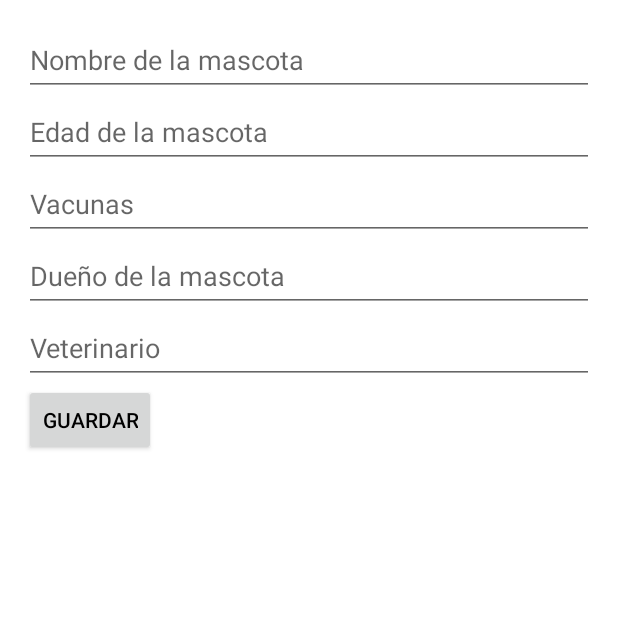
After one commit to Stivenjpa/AppAndroid, an Android app built with Jetpack Compose: the fragment PetsClinic placed in its activity, on a phone screen of 412 x 824 dp, the top half of it. The commit adds this screen. Run offline under Robolectric (Android 15) with nearby library versions, the phone set to English and light mode, and no system bars; our stand-ins replace Firebase (no records; nobody signed in at launch, a user with empty details on screens opened directly).

Commit message:
Tarjetas de mascotas
Se agregan dos actividades para gestionar las tarjetas de mascota, una que las muestra y otra que permite editar los datos, se crea un fragment para las tarjetas y un adaptador para traer la lista de mascotas usando recycler view

```diff
--- a/app/build.gradle.kts
+++ b/app/build.gradle.kts
@@ -48,6 +48,9 @@ dependencies {
     implementation(platform(libs.firebase.bom))
     implementation("com.google.firebase:firebase-analytics")
     implementation ("androidx.constraintlayout:constraintlayout:2.2.1")
+    implementation ("com.github.bumptech.glide:glide:4.15.1")
+    implementation ("androidx.recyclerview:recyclerview:1.3.1")
+    implementation ("androidx.cardview:cardview:1.0.0")
     implementation(libs.firebase.auth.ktx)
     implementation(libs.androidx.core.ktx)
     implementation(libs.androidx.lifecycle.runtime.ktx)
--- a/app/src/main/AndroidManifest.xml
+++ b/app/src/main/AndroidManifest.xml
@@ -26,6 +26,7 @@
         <activity android:name=".Bienvenida" />
         <activity android:name=".FormPets"
             android:theme="@style/Theme.AppCompat.Light"/>
+        <activity android:name=".PetsTar" />
     </application>
 
 </manifest>
--- /dev/null
+++ b/app/src/main/java/com/example/appandroid/PetsClinic.kt
@@ -0,0 +1,110 @@
+package com.example.appandroid
+
+import android.os.Bundle
+import android.view.LayoutInflater
+import android.view.View
+import android.view.ViewGroup
+import android.widget.Button
+import android.widget.EditText
+import android.widget.Toast
+import androidx.fragment.app.Fragment
+import com.google.firebase.firestore.FirebaseFirestore
+
+class PetsClinic : Fragment() {
+
+    private lateinit var nombreEdit: EditText
+    private lateinit var edadEdit: EditText
+    private lateinit var vacunasEdit: EditText
+    private lateinit var duenoEdit: EditText
+    private lateinit var veterinarioEdit: EditText
+    private lateinit var guardarBtn: Button
+
+    private val db = FirebaseFirestore.getInstance()
+
+    private lateinit var mascotaId: String
+
+    // Nuevo método para crear una nueva instancia del fragmento con el id de la mascota
+    companion object {
+        fun newInstance(mascotaId: String): PetsClinic {
+            val fragment = PetsClinic()
+            val args = Bundle()
+            args.putString("mascotaId", mascotaId)
+            fragment.arguments = args
+            return fragment
+        }
+    }
+
+    override fun onCreateView(
+        inflater: LayoutInflater, container: ViewGroup?,
+        savedInstanceState: Bundle?
+    ): View? {
+        val view = inflater.inflate(R.layout.fragment_pets_clinic, container, false)
+
+        // Obtener el ID de la mascota desde los argumentos
+        mascotaId = arguments?.getString("mascotaId") ?: ""
+
+        // Inicializamos los componentes del formulario
+        nombreEdit = view.findViewById(R.id.editNombre)
+        edadEdit = view.findViewById(R.id.editEdad)
+        vacunasEdit = view.findViewById(R.id.editVacunas)
+        duenoEdit = view.findViewById(R.id.editDueno)
+        veterinarioEdit = view.findViewById(R.id.editVeterinario)
+        guardarBtn = view.findViewById(R.id.btnGuardar)
+
+        // Cargar los datos de la mascota
+        cargarMascota()
+
+        // Configurar el botón de guardar
+        guardarBtn.setOnClickListener {
+            actualizarMascota()
+        }
+
+        return view
+    }
+
+    private fun cargarMascota() {
+        // Obtener los datos de la mascota desde Firestore
+        db.collection("mascotas").document(mascotaId)
+            .get()
+            .addOnSuccessListener { document ->
+                if (document.exists()) {
+                    // Mapear los datos a las vistas
+                    val mascota = document.toObject(Pet::class.java)
+                    mascota?.let {
+                        nombreEdit.setText(it.nombreMascota)
+                        edadEdit.setText(it.edadMascota.toString())
+                        vacunasEdit.setText(it.vacunas)
+                        duenoEdit.setText(it.nombreDueno)
+                        veterinarioEdit.setText(it.nombreVeterinario)
+                    }
+                } else {
+                    Toast.makeText(requireContext(), "Mascota no encontrada", Toast.LENGTH_SHORT).show()
+                }
+            }
+            .addOnFailureListener { exception ->
+                Toast.makeText(requireContext(), "Error al cargar datos: ${exception.message}", Toast.LENGTH_SHORT).show()
+            }
+    }
+
+    private fun actualizarMascota() {
+        // Crear un mapa con los datos actualizados de la mascota
+        val updatedMascota = hashMapOf(
+            "nombreMascota" to nombreEdit.text.toString(),
+            "edadMascota" to edadEdit.text.toString().toInt(),
+            "vacunas" to vacunasEdit.text.toString(),
+            "nombreDueno" to duenoEdit.text.toString(),
+            "nombreVeterinario" to veterinarioEdit.text.toString()
+        )
+
+        // Actualizar los datos en Firestore
+        db.collection("mascotas").document(mascotaId)
+            .set(updatedMascota)
+            .addOnSuccessListener {
+                Toast.makeText(requireContext(), "Mascota actualizada", Toast.LENGTH_SHORT).show()
+                parentFragmentManager.popBackStack() // Regresar al fragment anterior
+            }
+            .addOnFailureListener { exception ->
+                Toast.makeText(requireContext(), "Error al actualizar: ${exception.message}", Toast.LENGTH_SHORT).show()
+            }
+    }
+}
--- /dev/null
+++ b/app/src/main/java/com/example/appandroid/PetsFragment.kt
@@ -0,0 +1,60 @@
+package com.example.appandroid
+
+import android.os.Bundle
+import android.util.Log
+import android.view.LayoutInflater
+import android.view.View
+import android.view.ViewGroup
+import androidx.fragment.app.Fragment
+import androidx.recyclerview.widget.LinearLayoutManager
+import androidx.recyclerview.widget.RecyclerView
+import com.google.firebase.firestore.FirebaseFirestore
+
+class PetsFragment : Fragment() {
+    private lateinit var recyclerView: RecyclerView
+    private lateinit var adapter: PetsAdapter
+    private val db = FirebaseFirestore.getInstance()
+
+    override fun onCreateView(
+        inflater: LayoutInflater, container: ViewGroup?,
+        savedInstanceState: Bundle?
+    ): View? {
+        val view = inflater.inflate(R.layout.fragment_pets, container, false)
+        recyclerView = view.findViewById(R.id.recyclerViewMascotas)
+        recyclerView.layoutManager = LinearLayoutManager(requireContext())
+
+        cargarMascotas()
+
+        return view
+    }
+
+    private fun cargarMascotas() {
+        db.collection("mascotas") // Asegúrate de que este nombre de colección sea correcto
+            .get()
+            .addOnSuccessListener { result ->
+                val mascotasList = mutableListOf<Pet>()
+                for (document in result) {
+                    // Convierte el documento a un objeto de la clase Pet
+                    val mascota = document.toObject(Pet::class.java)
+                    mascota.mascotaId = document.id  // Asigna el id del documento al campo mascotaId
+                    mascotasList.add(mascota)
+                }
+
+                // Configura el adaptador para el RecyclerView
+                adapter = PetsAdapter(mascotasList) { mascota ->
+                    // Cuando se selecciona una mascota, abre el fragmento de edición
+                    val fragment = PetsClinic.newInstance(mascota.mascotaId)  // Usa mascotaId aquí
+                    parentFragmentManager.beginTransaction()
+                        .replace(R.id.fragment_mascotas, fragment) // Asegúrate de que este ID sea el correcto
+                        .addToBackStack(null)
+                        .commit()
+                }
+
+                // Establece el adaptador en el RecyclerView
+                recyclerView.adapter = adapter
+            }
+            .addOnFailureListener { e ->
+                Log.e("MascotasFragment", "Error al cargar mascotas", e)
+            }
+    }
+}
--- /dev/null
+++ b/app/src/main/java/com/example/appandroid/PetsTar.kt
@@ -0,0 +1,21 @@
+package com.example.appandroid
+
+import android.os.Bundle
+import androidx.appcompat.app.AppCompatActivity
+import androidx.fragment.app.FragmentTransaction
+
+class PetsTar : AppCompatActivity() {
+
+
+    override fun onCreate(savedInstanceState: Bundle?) {
+        super.onCreate(savedInstanceState)
+        setContentView(R.layout.layout_petstar)
+
+        // Verifica si el fragmento no está agregado
+        if (savedInstanceState == null) {
+            val fragmentTransaction: FragmentTransaction = supportFragmentManager.beginTransaction()
+            fragmentTransaction.replace(R.id.fragment_mascotas, PetsFragment()) // Asume que fragment_container es el contenedor
+            fragmentTransaction.commit()
+        }
+    }
+}
--- /dev/null
+++ b/app/src/main/res/layout/fragment_pets_clinic.xml
@@ -0,0 +1,49 @@
+<?xml version="1.0" encoding="utf-8"?>
+<LinearLayout xmlns:android="http://schemas.android.com/apk/res/android"
+    android:layout_width="match_parent"
+    android:layout_height="match_parent"
+    android:orientation="vertical"
+    android:padding="16dp">
+
+    <EditText
+        android:id="@+id/editNombre"
+        android:layout_width="match_parent"
+        android:layout_height="wrap_content"
+        android:hint="Nombre de la mascota"
+        android:minHeight="48dp" />
+
+    <EditText
+        android:id="@+id/editEdad"
+        android:layout_width="match_parent"
+        android:layout_height="wrap_content"
+        android:hint="Edad de la mascota"
+        android:inputType="number"
+        android:minHeight="48dp" />
+
+    <EditText
+        android:id="@+id/editVacunas"
+        android:layout_width="match_parent"
+        android:layout_height="wrap_content"
+        android:hint="Vacunas"
+        android:minHeight="48dp" />
+
+    <EditText
+        android:id="@+id/editDueno"
+        android:layout_width="match_parent"
+        android:layout_height="wrap_content"
+        android:hint="Dueño de la mascota"
+        android:minHeight="48dp" />
+
+    <EditText
+        android:id="@+id/editVeterinario"
+        android:layout_width="match_parent"
+        android:layout_height="wrap_content"
+        android:hint="Veterinario"
+        android:minHeight="48dp" />
+
+    <Button
+        android:id="@+id/btnGuardar"
+        android:layout_width="wrap_content"
+        android:layout_height="wrap_content"
+        android:text="Guardar" />
+</LinearLayout>
--- /dev/null
+++ b/app/src/main/res/layout/layout_petstar.xml
@@ -0,0 +1,11 @@
+<?xml version="1.0" encoding="utf-8"?>
+<RelativeLayout xmlns:android="http://schemas.android.com/apk/res/android"
+    android:layout_width="match_parent"
+    android:layout_height="match_parent">
+
+    <!-- Contenedor para el fragmento -->
+    <FrameLayout
+        android:id="@+id/fragment_mascotas"
+        android:layout_width="match_parent"
+        android:layout_height="match_parent" />
+</RelativeLayout>
--- a/app/src/main/res/values/strings.xml
+++ b/app/src/main/res/values/strings.xml
@@ -1,3 +1,5 @@
 <resources>
     <string name="app_name">AppAndroid</string>
+    <!-- TODO: Remove or change this placeholder text -->
+    <string name="hello_blank_fragment">Hello blank fragment</string>
 </resources>
```
Also changed, not shown: app/src/main/java/com/example/appandroid/Bienvenida.kt (+17 -14 lines), app/src/main/java/com/example/appandroid/PetsAdapter.kt (added, +51 -0 lines), app/src/main/java/model/Pet.kt (added, +12 -0 lines), app/src/main/java/model/pet.kt (deleted, +0 -11 lines), app/src/main/res/layout/fragment_pets.xml (added, +13 -0 lines), app/src/main/res/layout/layout_tarjetamascota.xml (added, +79 -0 lines), app/src/main/res/drawable/mascota_default.jpeg (added).
